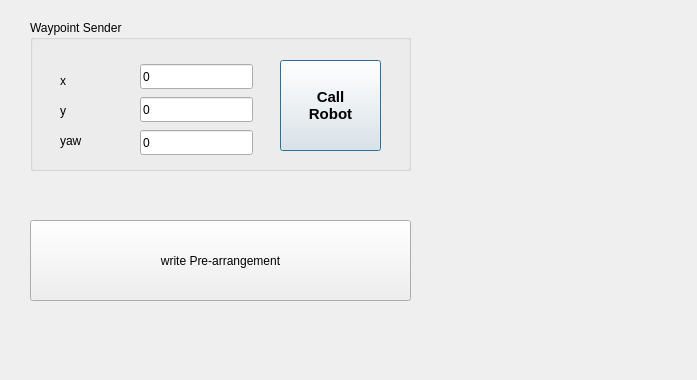
This is src/rio_ui/rio_ui/ui/user_service.ui in addinedu-ros-4th/ros-repo-1 as Qt 5 draws it before an edit. The edited form follows.
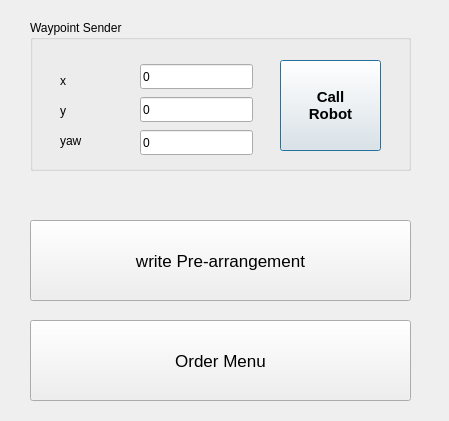
This is the edited form.

Commit message: userGUI, adminGUI, deliveryRobot 연동 완료

What changed in the file:
```diff
--- a/src/rio_ui/rio_ui/ui/user_service.ui
+++ b/src/rio_ui/rio_ui/ui/user_service.ui
@@ -6,8 +6,8 @@
    <rect>
     <x>0</x>
     <y>0</y>
-    <width>697</width>
-    <height>380</height>
+    <width>449</width>
+    <height>421</height>
    </rect>
   </property>
   <property name="windowTitle">
@@ -134,10 +134,33 @@
      <height>81</height>
     </rect>
    </property>
+   <property name="font">
+    <font>
+     <pointsize>13</pointsize>
+    </font>
+   </property>
    <property name="text">
     <string>write Pre-arrangement</string>
    </property>
   </widget>
+  <widget class="QPushButton" name="orderBtn">
+   <property name="geometry">
+    <rect>
+     <x>30</x>
+     <y>320</y>
+     <width>381</width>
+     <height>81</height>
+    </rect>
+   </property>
+   <property name="font">
+    <font>
+     <pointsize>13</pointsize>
+    </font>
+   </property>
+   <property name="text">
+    <string>Order Menu</string>
+   </property>
+  </widget>
  </widget>
  <resources/>
  <connections/>
```
The commit also changes 13 other files.
